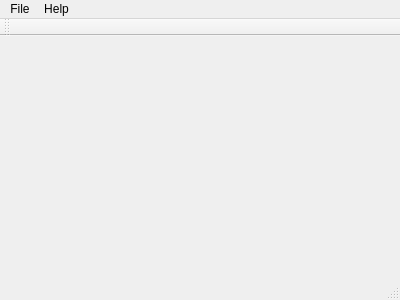
Before: the Qt Designer form mainwindow.ui in paalsteek/yanr, drawn with Qt 5.
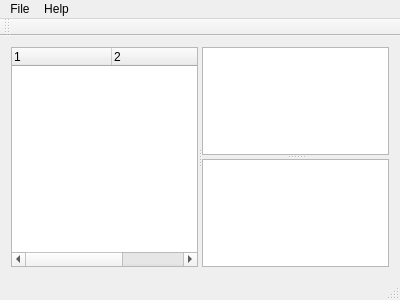
After: the same form once the commit is applied.

The edit to the form file:
```diff
--- a/mainwindow.ui
+++ b/mainwindow.ui
@@ -13,7 +13,47 @@
   <property name="windowTitle">
    <string>MainWindow</string>
   </property>
-  <widget class="QWidget" name="centralWidget"/>
+  <widget class="QWidget" name="centralWidget">
+   <layout class="QVBoxLayout" name="verticalLayout">
+    <item>
+     <widget class="QSplitter" name="splitter_2">
+      <property name="orientation">
+       <enum>Qt::Horizontal</enum>
+      </property>
+      <widget class="QTreeWidget" name="treeWidget">
+       <property name="columnCount">
+        <number>3</number>
+       </property>
+       <attribute name="headerVisible">
+        <bool>true</bool>
+       </attribute>
+       <column>
+        <property name="text">
+         <string notr="true">1</string>
+        </property>
+       </column>
+       <column>
+        <property name="text">
+         <string notr="true">2</string>
+        </property>
+       </column>
+       <column>
+        <property name="text">
+         <string notr="true">3</string>
+        </property>
+       </column>
+      </widget>
+      <widget class="QSplitter" name="splitter">
+       <property name="orientation">
+        <enum>Qt::Vertical</enum>
+       </property>
+       <widget class="QListView" name="listView"/>
+       <widget class="QTextBrowser" name="textBrowser"/>
+      </widget>
+     </widget>
+    </item>
+   </layout>
+  </widget>
   <widget class="QMenuBar" name="menuBar">
    <property name="geometry">
     <rect>
```
